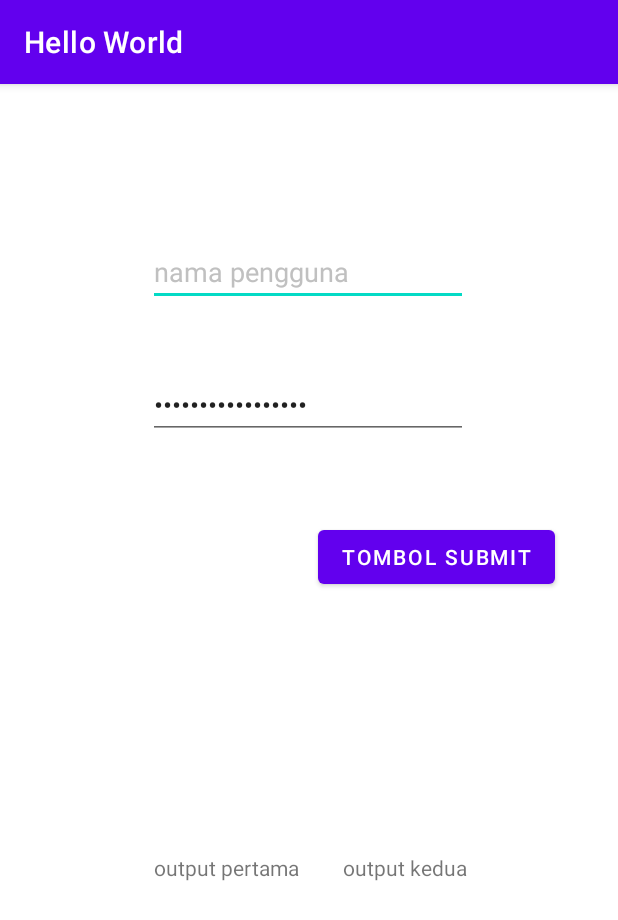
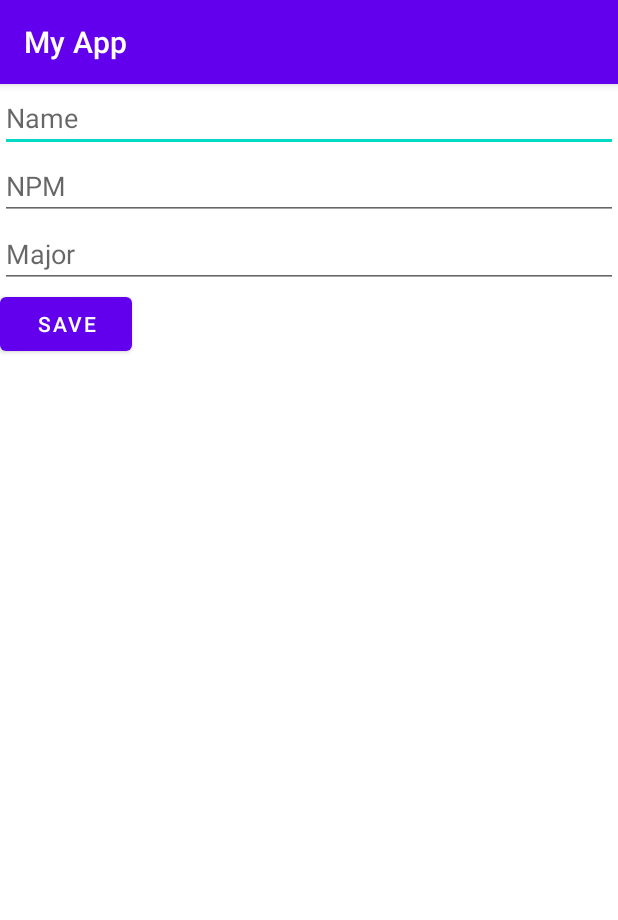
Before and after one commit to furqanx/Tugas1-2108107010053, an Android app: the screen it shows after launch (MainActivity), on a phone screen of 412 x 824 dp. Shown: the top 920 px of the screen. Run offline under Robolectric (Android 15) with nearby library versions, the phone set to English and light mode, and no system bars.

Commit message:
new changes

```diff
--- a/app/src/main/java/com/example/helloworld/MainActivity.java
+++ b/app/src/main/java/com/example/helloworld/MainActivity.java
@@ -1,47 +1,42 @@
 package com.example.helloworld;
 
-import androidx.appcompat.app.AppCompatActivity;
+import android.content.res.Resources;
 import android.os.Bundle;
+import android.view.View;
 import android.widget.Button;
 import android.widget.EditText;
-import android.view.View;
-import android.widget.TextView;
-
-import org.w3c.dom.Text;
+import androidx.appcompat.app.AppCompatActivity;
 
 public class MainActivity extends AppCompatActivity {
+
+    private EditText nameEditText, npmEditText, majorEditText;
 
     @Override
     protected void onCreate(Bundle savedInstanceState) {
         super.onCreate(savedInstanceState);
         setContentView(R.layout.activity_main);
 
-        EditText username = (EditText) findViewById(R.id.editTextTextPersonName);
-        username.setText("nama pengguna");
-        String nama_pengguna = username.getText().toString();
+        nameEditText = findViewById(R.id.nameEditText);
+        npmEditText = findViewById(R.id.npmEditText);
+        majorEditText = findViewById(R.id.majorEditText);
 
-        EditText password = (EditText) findViewById(R.id.editTextTextPassword);
-        password.setText("password pengguna");
-        String kata_sandi = password.getText().toString();
-
-        Button submit = (Button) findViewById(R.id.button);
-        submit.setText("tombol submit");
-
-        TextView output1 = (TextView) findViewById(R.id.textView2);
-        output1.setText("output pertama");
-
-        TextView output2 = (TextView) findViewById(R.id.textView3);
-        output2.setText("output kedua");
+        Button saveButton = findViewById(R.id.saveButton);
+        saveButton.setOnClickListener(new View.OnClickListener() {
+            @Override
+            public void onClick(View v) {
+                saveFormData();
+            }
+        });
     }
 
-    public void submit(View view){
-        EditText username = (EditText) findViewById(R.id.editTextTextPersonName);
-        EditText password = (EditText) findViewById(R.id.editTextTextPassword);
+    private void saveFormData() {
+        String name = nameEditText.getText().toString();
+        String npm = npmEditText.getText().toString();
+        String major = majorEditText.getText().toString();
 
-        TextView output1 = (TextView) findViewById(R.id.textView2);
-        TextView output2 = (TextView) findViewById(R.id.textView3);
-
-        output1.setText(username.getText());
-        output2.setText(password.getText());
+        Resources res = getResources();
+        res.getString(R.string.name, name);
+        res.getString(R.string.npm, npm);
+        res.getString(R.string.major, major);
     }
 }
--- a/app/src/main/res/layout/activity_main.xml
+++ b/app/src/main/res/layout/activity_main.xml
@@ -1,73 +1,31 @@
 <?xml version="1.0" encoding="utf-8"?>
-<androidx.constraintlayout.widget.ConstraintLayout xmlns:android="http://schemas.android.com/apk/res/android"
-    xmlns:app="http://schemas.android.com/apk/res-auto"
-    xmlns:tools="http://schemas.android.com/tools"
+<LinearLayout xmlns:android="http://schemas.android.com/apk/res/android"
+    android:orientation="vertical"
     android:layout_width="match_parent"
-    android:layout_height="match_parent"
-    tools:context=".MainActivity">
+    android:layout_height="match_parent">
 
     <EditText
-        android:id="@+id/editTextTextPersonName"
+        android:id="@+id/nameEditText"
+        android:layout_width="match_parent"
+        android:layout_height="wrap_content"
+        android:hint="Name"/>
+
+    <EditText
+        android:id="@+id/npmEditText"
+        android:layout_width="match_parent"
+        android:layout_height="wrap_content"
+        android:hint="NPM"/>
+
+    <EditText
+        android:id="@+id/majorEditText"
+        android:layout_width="match_parent"
+        android:layout_height="wrap_content"
+        android:hint="Major"/>
+
+    <Button
+        android:id="@+id/saveButton"
         android:layout_width="wrap_content"
         android:layout_height="wrap_content"
-        android:ems="10"
-        android:inputType="textPersonName"
-        android:text="Enter username"
-        android:textColor="#C0C0C0"
-        app:layout_constraintBottom_toBottomOf="parent"
-        app:layout_constraintEnd_toEndOf="parent"
-        app:layout_constraintHorizontal_bias="0.497"
-        app:layout_constraintStart_toStartOf="parent"
-        app:layout_constraintTop_toTopOf="parent"
-        app:layout_constraintVertical_bias="0.142" />
+        android:text="Save" />
 
-    <EditText
-        android:id="@+id/editTextTextPassword"
-        android:layout_width="wrap_content"
-        android:layout_height="wrap_content"
-        android:ems="10"
-        android:inputType="textPassword"
-        app:layout_constraintBottom_toBottomOf="parent"
-        app:layout_constraintEnd_toEndOf="parent"
-        app:layout_constraintHorizontal_bias="0.497"
-        app:layout_constraintStart_toStartOf="parent"
-        app:layout_constraintTop_toTopOf="parent"
-        app:layout_constraintVertical_bias="0.265" />
-
-    <Button
-        android:id="@+id/button"
-        android:layout_width="wrap_content"
-        android:layout_height="wrap_content"
-        android:text="Button"
-        android:onClick="submit"
-        app:layout_constraintBottom_toBottomOf="parent"
-        app:layout_constraintEnd_toEndOf="parent"
-        app:layout_constraintHorizontal_bias="0.835"
-        app:layout_constraintStart_toStartOf="parent"
-        app:layout_constraintTop_toTopOf="parent"
-        app:layout_constraintVertical_bias="0.405" />
-
-    <TextView
-        android:id="@+id/textView2"
-        android:layout_width="wrap_content"
-        android:layout_height="wrap_content"
-        android:text="UName"
-        app:layout_constraintBottom_toBottomOf="parent"
-        app:layout_constraintEnd_toEndOf="parent"
-        app:layout_constraintHorizontal_bias="0.325"
-        app:layout_constraintStart_toStartOf="parent"
-        app:layout_constraintTop_toTopOf="parent"
-        app:layout_constraintVertical_bias="0.685" />
-
-    <TextView
-        android:id="@+id/textView3"
-        android:layout_width="wrap_content"
-        android:layout_height="wrap_content"
-        android:text="Passwd"
-        app:layout_constraintBottom_toBottomOf="parent"
-        app:layout_constraintEnd_toEndOf="parent"
-        app:layout_constraintHorizontal_bias="0.694"
-        app:layout_constraintStart_toStartOf="parent"
-        app:layout_constraintTop_toTopOf="parent"
-        app:layout_constraintVertical_bias="0.685" />
-</androidx.constraintlayout.widget.ConstraintLayout>
+</LinearLayout>
--- a/app/src/main/res/values/strings.xml
+++ b/app/src/main/res/values/strings.xml
@@ -1,3 +1,6 @@
 <resources>
-    <string name="app_name">Hello World</string>
+    <string name="app_name">My App</string>
+    <string name="name">Name: %1$s</string>
+    <string name="npm">NPM: %1$s</string>
+    <string name="major">Major: %1$s</string>
 </resources>
```
